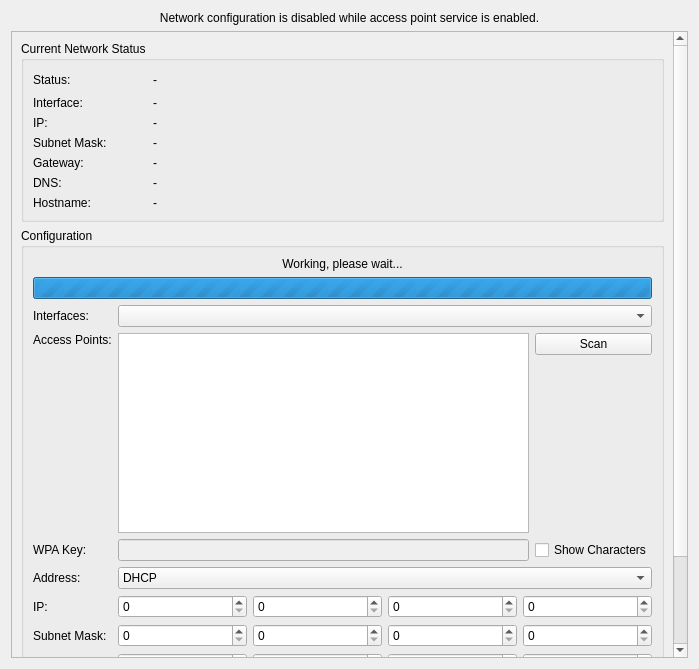
Before: the Qt Designer form src/brickv/plugin_system/plugins/red/ui/red_tab_settings_network.ui in Tinkerforge/brickv, drawn with Qt 5.
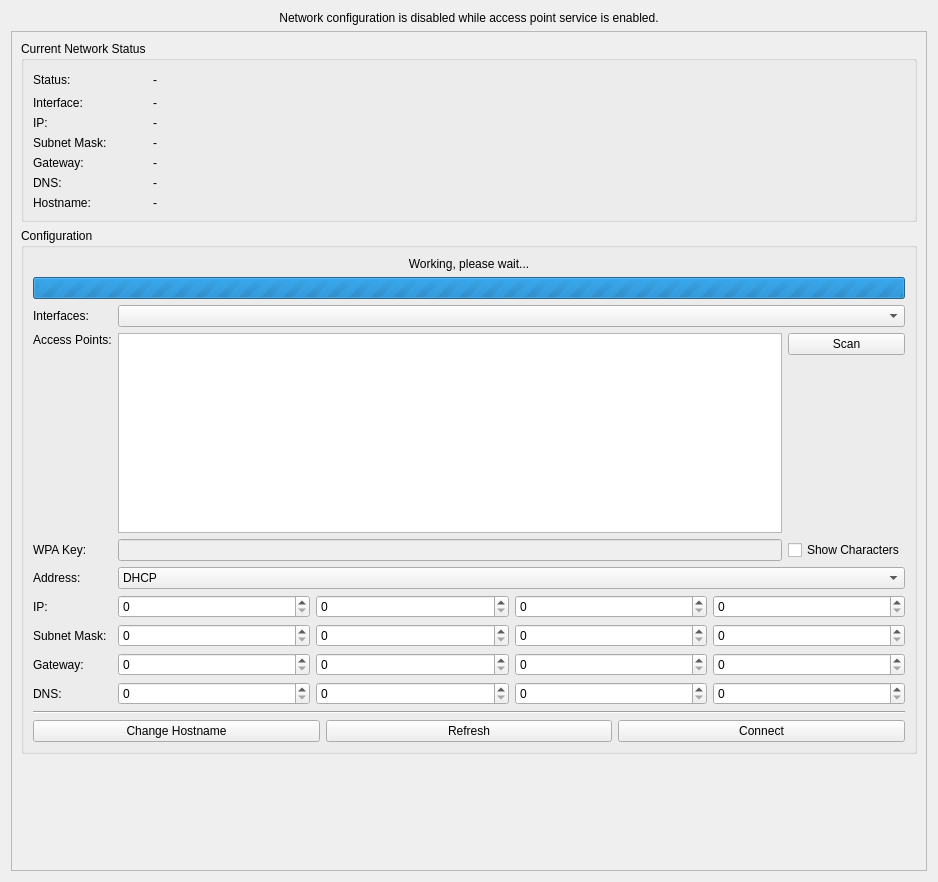
After: the same form once the commit is applied.

Commit message: red-brick: Added hostname change button on network tab. Functionality not implemented yet.

Diff of the .ui file:
```diff
--- a/src/brickv/plugin_system/plugins/red/ui/red_tab_settings_network.ui
+++ b/src/brickv/plugin_system/plugins/red/ui/red_tab_settings_network.ui
@@ -6,8 +6,8 @@
    <rect>
     <x>0</x>
     <y>0</y>
-    <width>699</width>
-    <height>669</height>
+    <width>938</width>
+    <height>882</height>
    </rect>
   </property>
   <property name="windowTitle">
@@ -37,8 +37,8 @@
        <rect>
         <x>0</x>
         <y>0</y>
-        <width>663</width>
-        <height>803</height>
+        <width>916</width>
+        <height>839</height>
        </rect>
       </property>
       <layout class="QVBoxLayout" name="verticalLayout">
@@ -185,6 +185,13 @@
               </item>
               <item row="10" column="0" colspan="3">
                <layout class="QHBoxLayout" name="horizontalLayout">
+                <item>
+                 <widget class="QPushButton" name="pbutton_net_conf_change_hostname">
+                  <property name="text">
+                   <string>Change Hostname</string>
+                  </property>
+                 </widget>
+                </item>
                 <item>
                  <widget class="QPushButton" name="pbutton_net_conf_refresh">
                   <property name="text">
```
Left out of the diff: 6 changed lines with no effect on the pictures. The commit also changes 1 other file.
